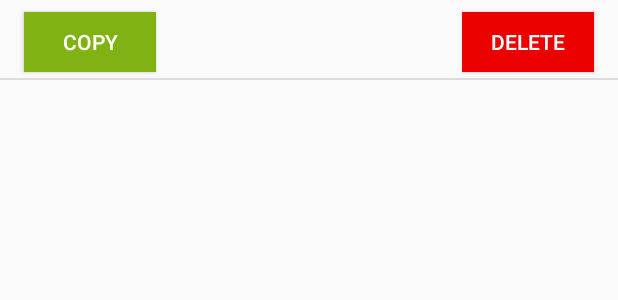
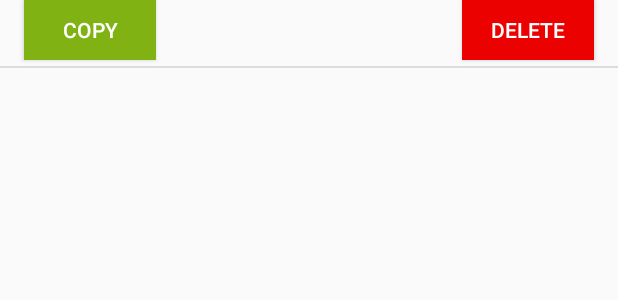
Before and after one commit to adii07/CryptoPass, an Android app: the layout extension.xml on its own in the app's theme, with its tools: preview values and no code run, on a phone screen of 412 x 824 dp. Shown: the top 300 px of the screen. Run offline under Robolectric (Android 15) with nearby library versions, the phone set to English and light mode, and no system bars.

```diff
--- a/app/src/main/res/layout/extension.xml
+++ b/app/src/main/res/layout/extension.xml
@@ -11,10 +11,9 @@
         android:layout_width="wrap_content"
         android:layout_height="40dp"
         android:layout_marginStart="16dp"
-        android:layout_marginTop="8dp"
+        android:background="@color/green"
         android:text="Copy"
         android:textColor="@color/white"
-        android:background="@color/green"
         app:layout_constraintStart_toStartOf="parent"
         app:layout_constraintTop_toTopOf="parent" />
 
@@ -22,11 +21,10 @@
         android:id="@+id/deletePasswordBTN"
         android:layout_width="wrap_content"
         android:layout_height="40dp"
-        android:layout_marginTop="8dp"
         android:layout_marginEnd="16dp"
+        android:background="@color/red"
         android:text="Delete"
         android:textColor="@color/white"
-        android:background="@color/red"
         app:layout_constraintEnd_toEndOf="parent"
         app:layout_constraintTop_toTopOf="parent" />
 
```
Also changed, not shown: app/src/main/java/com/example/cryptopass/DataBaseHelper.java (+9 -0 lines), app/src/main/java/com/example/cryptopass/SavedPasswordAdaptor.java (+12 -4 lines).
